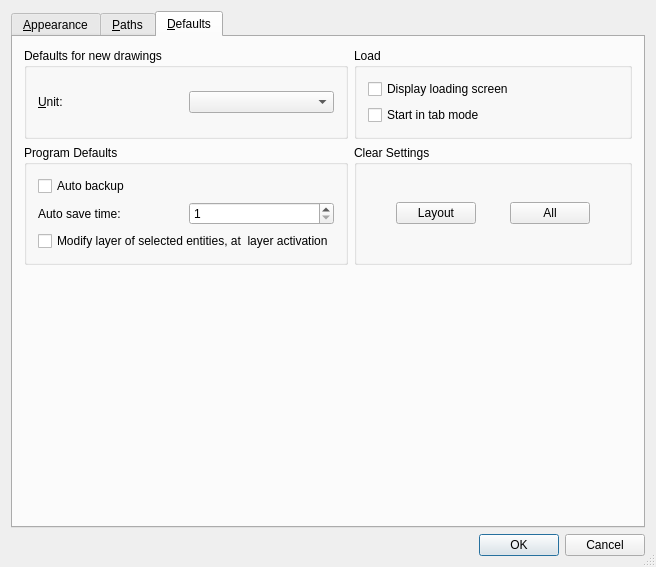
Old version of the form librecad/src/ui/forms/qg_dlgoptionsgeneral.ui in the repository lsy1599/designer.
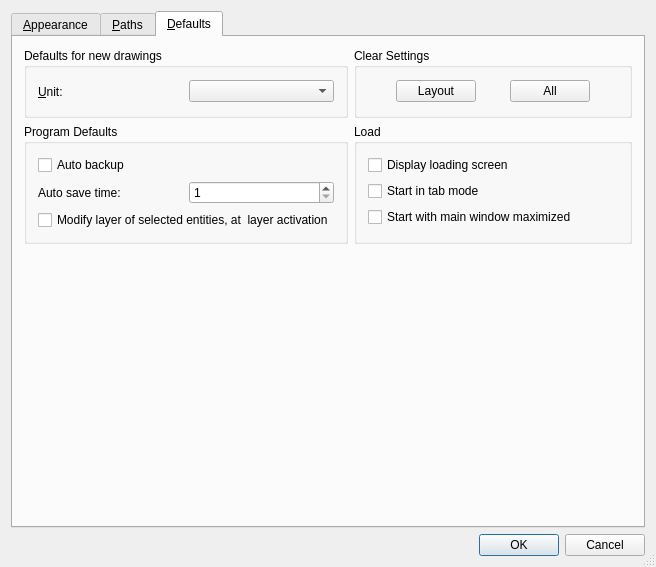
New version of the form. Icons and pictures are not drawn.

Commit message:
added option "Start with main window maximized"
& made it so the main window is centered and 80% of the available screen
size on the first load

The edit to the form file:
```diff
--- a/librecad/src/ui/forms/qg_dlgoptionsgeneral.ui
+++ b/librecad/src/ui/forms/qg_dlgoptionsgeneral.ui
@@ -1765,7 +1765,7 @@
        <item row="0" column="0">
         <widget class="QGroupBox" name="buttonGroup5">
          <property name="sizePolicy">
-          <sizepolicy hsizetype="Preferred" vsizetype="Minimum">
+          <sizepolicy hsizetype="Preferred" vsizetype="Preferred">
            <horstretch>0</horstretch>
            <verstretch>0</verstretch>
           </sizepolicy>
@@ -1887,7 +1887,7 @@
          </property>
         </spacer>
        </item>
-       <item row="0" column="1">
+       <item row="1" column="1">
         <widget class="QGroupBox" name="groupBox_2">
          <property name="title">
           <string>Load</string>
@@ -1907,10 +1907,17 @@
             </property>
            </widget>
           </item>
+          <item>
+           <widget class="QCheckBox" name="maximize_checkbox">
+            <property name="text">
+             <string>Start with main window maximized</string>
+            </property>
+           </widget>
+          </item>
          </layout>
         </widget>
        </item>
-       <item row="1" column="1">
+       <item row="0" column="1">
         <widget class="QGroupBox" name="groupBox_3">
          <property name="title">
           <string>Clear Settings</string>
```
The commit also changes 3 other files.
